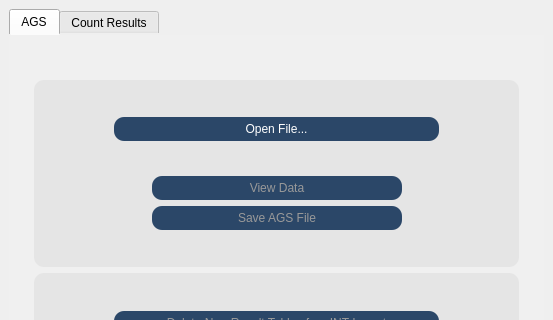
The window that common/assets/ui/mainwindow.ui (lachesis17/AGS-GUI) describes before a commit, drawn with Qt 5; both pictures show x 0 to 553 and y 0 to 320 of the 553 by 517 pixel window.
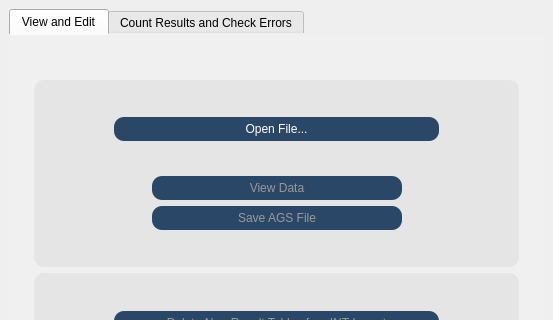
The same window after the commit.

```diff
--- a/common/assets/ui/mainwindow.ui
+++ b/common/assets/ui/mainwindow.ui
@@ -87,7 +87,7 @@
 }</string>
        </property>
        <attribute name="title">
-        <string>AGS</string>
+        <string>View and Edit</string>
        </attribute>
        <layout class="QVBoxLayout" name="verticalLayout_7">
         <item>
@@ -985,7 +985,7 @@
 }</string>
        </property>
        <attribute name="title">
-        <string>Count Results</string>
+        <string>Count Results and Check Errors</string>
        </attribute>
        <layout class="QHBoxLayout" name="horizontalLayout_11">
         <item>
```
